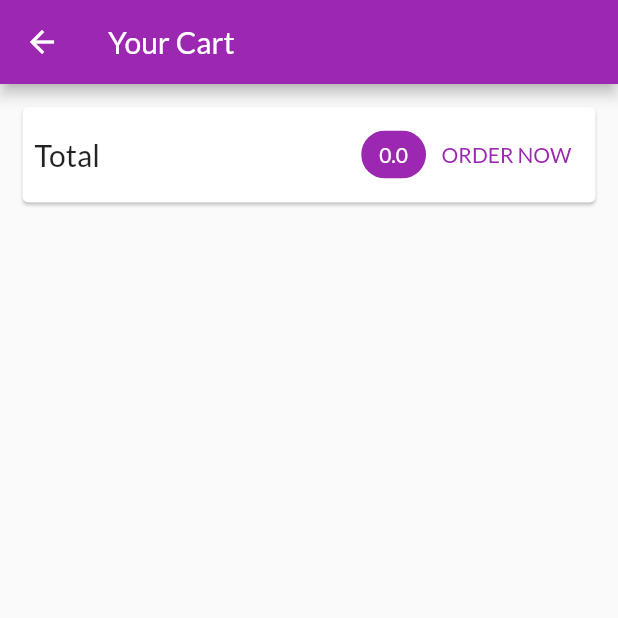
After one commit to ramsthapit/flutter_shopapp, a Flutter app: the CartScreen screen opened by its route, on a phone screen of 412 x 824 dp, the top half of it. The commit adds this screen. Run offline on Flutter 3.47's test engine with Material 2 defaults, Android fonts, the phone set to English and light mode, and no system bars; network calls fail.

Commit message:
Shopping Cart & Displaying Total

```diff
--- a/lib/main.dart
+++ b/lib/main.dart
@@ -2,6 +2,7 @@ import 'package:flutter/material.dart';
 import 'package:provider/provider.dart';
 import 'package:shop_app/providers/cart.dart';
 import 'package:shop_app/providers/products.dart';
+import 'package:shop_app/screens/cart_screen.dart';
 import 'package:shop_app/screens/product_detail_screen.dart';
 import 'package:shop_app/screens/products_overview_screen.dart';
 
@@ -32,6 +33,7 @@ class MyApp extends StatelessWidget {
         home: const ProductOverviewScreen(),
         routes: {
           ProductDetailScreen.routeName: (ctx) => const ProductDetailScreen(),
+          CartScreen.routeName: (ctx) => const CartScreen(),
         },
       )
     );
--- a/lib/providers/cart.dart
+++ b/lib/providers/cart.dart
@@ -25,20 +25,25 @@ class Cart with ChangeNotifier {
     return _items.length;
   }
 
+  double get totalAmount {
+    var total = 0.0;
+    _items.forEach((key, cartItem) {
+      total += cartItem.price * cartItem.quantity;
+    });
+    return total;
+  }
+
   void addItem(String productId, double price, String title) {
     if (_items.containsKey(productId)) {
       _items.update(
-        productId,
-        (existingCartItem) =>
-          CartItem(
-            id: existingCartItem.id,
-            title: existingCartItem.title,
-            price: existingCartItem.price,
-            quantity: existingCartItem.quantity +1,
-          )
-      );
-
-      } else {
+          productId,
+          (existingCartItem) => CartItem(
+                id: existingCartItem.id,
+                title: existingCartItem.title,
+                price: existingCartItem.price,
+                quantity: existingCartItem.quantity + 1,
+              ));
+    } else {
       _items.putIfAbsent(
           productId,
           () => CartItem(
--- a/lib/providers/product.dart
+++ b/lib/providers/product.dart
@@ -10,11 +10,11 @@ class Product with ChangeNotifier {
 
   Product({
     required this.id,
+    required this.title,
     required this.description,
+    required this.price,
     required this.imageUrl,
     this.isFavorite = false,
-    required this.price,
-    required this.title,
   });
 
   void toggleFavoriteStatus() {
--- /dev/null
+++ b/lib/screens/cart_screen.dart
@@ -0,0 +1,45 @@
+import 'package:flutter/material.dart';
+import 'package:provider/provider.dart';
+import 'package:shop_app/providers/cart.dart';
+
+class CartScreen extends StatelessWidget {
+  const CartScreen({Key? key}) : super(key: key);
+  static const routeName = '/cart';
+
+  @override
+  Widget build(BuildContext context) {
+    final cart = Provider.of<Cart>(context);
+    return Scaffold(
+      appBar: AppBar(
+        title: const Text('Your Cart'),
+      ),
+      body: Column(children: <Widget>[
+        Card(
+          margin: const EdgeInsets.all(15),
+          child: Padding(
+            padding: const EdgeInsets.all(8),
+            child: Row(
+              mainAxisAlignment: MainAxisAlignment.spaceBetween,
+              children: <Widget>[
+              const Text('Total', style: TextStyle(fontSize: 20)),
+              const Spacer(),
+              Chip(
+                label: Text(
+                  '${cart.totalAmount}',
+                  style: TextStyle(
+                    color: Theme.of(context).primaryTextTheme.titleLarge!.color,
+                  ),
+                ),
+                backgroundColor: Theme.of(context).primaryColor,
+              ),
+              TextButton(
+                onPressed: () {},
+                child: const Text('ORDER NOW'),
+              )
+            ]),
+          ),
+        )
+      ]),
+    );
+  }
+}
--- a/lib/screens/products_overview_screen.dart
+++ b/lib/screens/products_overview_screen.dart
@@ -1,6 +1,7 @@
 import 'package:flutter/material.dart';
 import 'package:provider/provider.dart';
 import 'package:shop_app/providers/cart.dart';
+import 'package:shop_app/screens/cart_screen.dart';
 import 'package:shop_app/widgets/badge.dart';
 import 'package:shop_app/widgets/products_grid.dart';
 
@@ -46,14 +47,17 @@ class _ProductOverviewScreenState extends State<ProductOverviewScreen> {
               ),
             ],
           ),
-          Consumer<Cart>(builder: (_, cart, ch) => Badge(
+          Consumer<Cart>(
+            builder: (_, cart, ch) => Badge(
               value: cart.itemCount.toString(),
               color: Theme.of(context).accentColor,
               child: ch as Widget,
             ),
             child: IconButton(
               icon: const Icon(Icons.shopping_cart),
-              onPressed: (){},
+              onPressed: () {
+                Navigator.of(context).pushNamed(CartScreen.routeName);
+              },
             ),
           ),
         ],
--- a/lib/widgets/product_item.dart
+++ b/lib/widgets/product_item.dart
@@ -9,8 +9,8 @@ class ProductItem extends StatelessWidget {
 
   @override
   Widget build(BuildContext context) {
-    final product = Provider.of<Product>(context);
-    final cart = Provider.of<Cart>(context);
+    final product = Provider.of<Product>(context, listen: false);
+    final cart = Provider.of<Cart>(context, listen: false);
 
     return ClipRRect(
       borderRadius: BorderRadius.circular(10),
@@ -18,7 +18,7 @@ class ProductItem extends StatelessWidget {
           footer: GridTileBar(
             backgroundColor: Colors.black87,
             leading: Consumer<Product>(
-              builder: (ctx, product, child) => IconButton(
+              builder: (ctx, product, _) => IconButton(
                 icon: Icon(product.isFavorite
                     ? Icons.favorite
                     : Icons.favorite_border),
```
